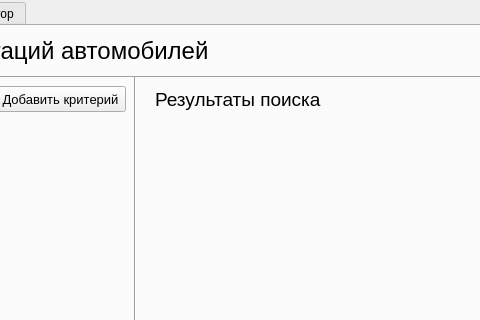
Above: src/window/mainwindow.ui from KarpenkoDenis/and-or-tree before the change; both pictures show x 187 to 667 and y 0 to 320 of the 1068 by 678 pixel window. Below: the same form after it.
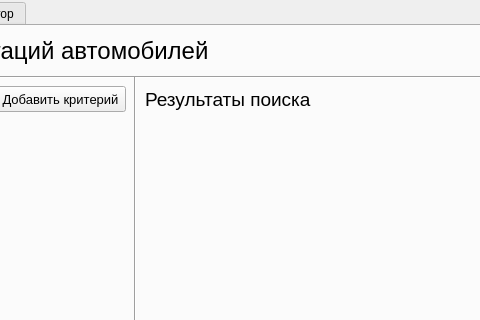
That is the form after the change.

Diff of the .ui file:
```diff
--- a/src/window/mainwindow.ui
+++ b/src/window/mainwindow.ui
@@ -134,7 +134,7 @@
      <widget class="QLabel" name="searchCriteriaHeaderLabel_2">
       <property name="geometry">
        <rect>
-        <x>340</x>
+        <x>330</x>
         <y>60</y>
         <width>181</width>
         <height>26</height>
@@ -184,8 +184,8 @@
        <rect>
         <x>330</x>
         <y>90</y>
-        <width>301</width>
-        <height>451</height>
+        <width>641</width>
+        <height>521</height>
        </rect>
       </property>
       <layout class="QVBoxLayout" name="searchResultBoxLayout"/>
```
Left out of the diff: 2 changed lines with no effect on the pictures.
